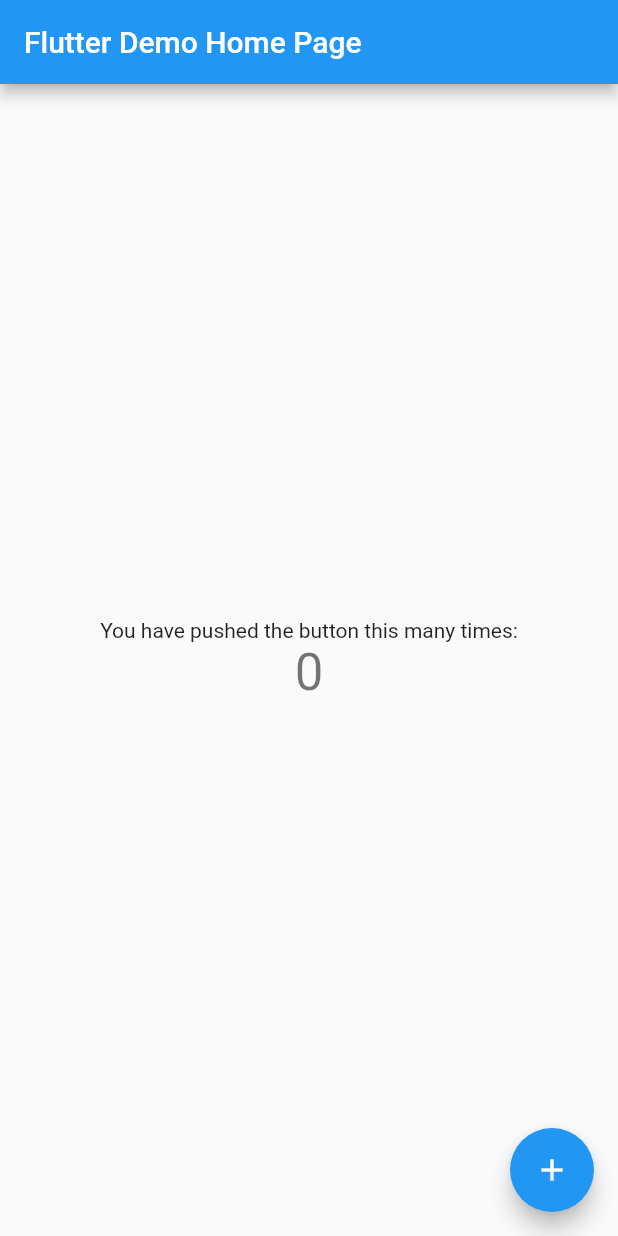
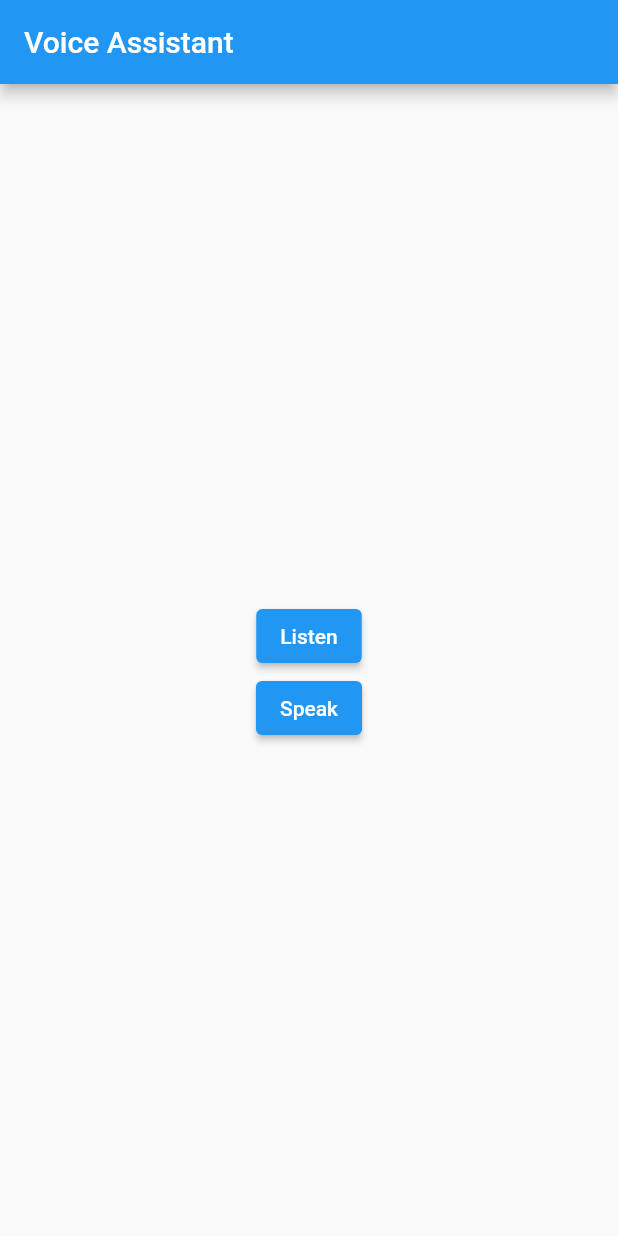
Before and after one commit to daisuke30/chat_ai_app, a Flutter app: the screen it shows after launch, on a phone screen of 412 x 824 dp. Run offline on Flutter 3.47's test engine with Material 2 defaults, Android fonts, the phone set to English and light mode, and no system bars; our stand-ins replace flutter_tts, speech_to_text.

Commit message:
add voice assistant

```diff
--- a/lib/main.dart
+++ b/lib/main.dart
@@ -1,115 +1,78 @@
 import 'package:flutter/material.dart';
+import 'package:flutter_tts/flutter_tts.dart';
+import 'package:speech_to_text/speech_to_text.dart' as stt;
 
 void main() {
-  runApp(const MyApp());
+  runApp(MyApp());
 }
 
 class MyApp extends StatelessWidget {
-  const MyApp({super.key});
-
-  // This widget is the root of your application.
   @override
   Widget build(BuildContext context) {
     return MaterialApp(
-      title: 'Flutter Demo',
-      theme: ThemeData(
-        // This is the theme of your application.
-        //
-        // Try running your application with "flutter run". You'll see the
-        // application has a blue toolbar. Then, without quitting the app, try
-        // changing the primarySwatch below to Colors.green and then invoke
-        // "hot reload" (press "r" in the console where you ran "flutter run",
-        // or simply save your changes to "hot reload" in a Flutter IDE).
-        // Notice that the counter didn't reset back to zero; the application
-        // is not restarted.
-        primarySwatch: Colors.blue,
-      ),
-      home: const MyHomePage(title: 'Flutter Demo Home Page'),
+      home: VoiceAssistant(),
     );
   }
 }
 
-class MyHomePage extends StatefulWidget {
-  const MyHomePage({super.key, required this.title});
-
-  // This widget is the home page of your application. It is stateful, meaning
-  // that it has a State object (defined below) that contains fields that affect
-  // how it looks.
-
-  // This class is the configuration for the state. It holds the values (in this
-  // case the title) provided by the parent (in this case the App widget) and
-  // used by the build method of the State. Fields in a Widget subclass are
-  // always marked "final".
-
-  final String title;
-
+class VoiceAssistant extends StatefulWidget {
   @override
-  State<MyHomePage> createState() => _MyHomePageState();
+  _VoiceAssistantState createState() => _VoiceAssistantState();
 }
 
-class _MyHomePageState extends State<MyHomePage> {
-  int _counter = 0;
+class _VoiceAssistantState extends State<VoiceAssistant> {
+  final FlutterTts _flutterTts = FlutterTts();
+  final stt.SpeechToText _speechToText = stt.SpeechToText();
 
-  void _incrementCounter() {
-    setState(() {
-      // This call to setState tells the Flutter framework that something has
-      // changed in this State, which causes it to rerun the build method below
-      // so that the display can reflect the updated values. If we changed
-      // _counter without calling setState(), then the build method would not be
-      // called again, and so nothing would appear to happen.
-      _counter++;
-    });
-  }
+  String _recognizedText = '';
 
   @override
   Widget build(BuildContext context) {
-    // This method is rerun every time setState is called, for instance as done
-    // by the _incrementCounter method above.
-    //
-    // The Flutter framework has been optimized to make rerunning build methods
-    // fast, so that you can just rebuild anything that needs updating rather
-    // than having to individually change instances of widgets.
     return Scaffold(
       appBar: AppBar(
-        // Here we take the value from the MyHomePage object that was created by
-        // the App.build method, and use it to set our appbar title.
-        title: Text(widget.title),
+        title: Text('Voice Assistant'),
       ),
       body: Center(
-        // Center is a layout widget. It takes a single child and positions it
-        // in the middle of the parent.
         child: Column(
-          // Column is also a layout widget. It takes a list of children and
-          // arranges them vertically. By default, it sizes itself to fit its
-          // children horizontally, and tries to be as tall as its parent.
-          //
-          // Invoke "debug painting" (press "p" in the console, choose the
-          // "Toggle Debug Paint" action from the Flutter Inspector in Android
-          // Studio, or the "Toggle Debug Paint" command in Visual Studio Code)
-          // to see the wireframe for each widget.
-          //
-          // Column has various properties to control how it sizes itself and
-          // how it positions its children. Here we use mainAxisAlignment to
-          // center the children vertically; the main axis here is the vertical
-          // axis because Columns are vertical (the cross axis would be
-          // horizontal).
           mainAxisAlignment: MainAxisAlignment.center,
-          children: <Widget>[
-            const Text(
-              'You have pushed the button this many times:',
+          children: [
+            Text(_recognizedText),
+            ElevatedButton(
+              onPressed: _listen,
+              child: Text('Listen'),
             ),
-            Text(
-              '$_counter',
-              style: Theme.of(context).textTheme.headlineMedium,
+            ElevatedButton(
+              onPressed: _speak,
+              child: Text('Speak'),
             ),
           ],
         ),
       ),
-      floatingActionButton: FloatingActionButton(
-        onPressed: _incrementCounter,
-        tooltip: 'Increment',
-        child: const Icon(Icons.add),
-      ), // This trailing comma makes auto-formatting nicer for build methods.
     );
   }
+
+  Future<void> _listen() async {
+    if (!_speechToText.isListening) {
+      bool available = await _speechToText.initialize(
+        onError: (val) => print('onError: $val'),
+        onStatus: (val) => print('onStatus: $val'),
+      );
+      if (available) {
+        _speechToText.listen(
+          onResult: (val) {
+            setState(() {
+              _recognizedText = val.recognizedWords;
+            });
+          },
+          localeId: 'en_US',
+        );
+      }
+    } else {
+      _speechToText.stop();
+    }
+  }
+
+  Future<void> _speak() async {
+    await _flutterTts.speak(_recognizedText);
+  }
 }
```
